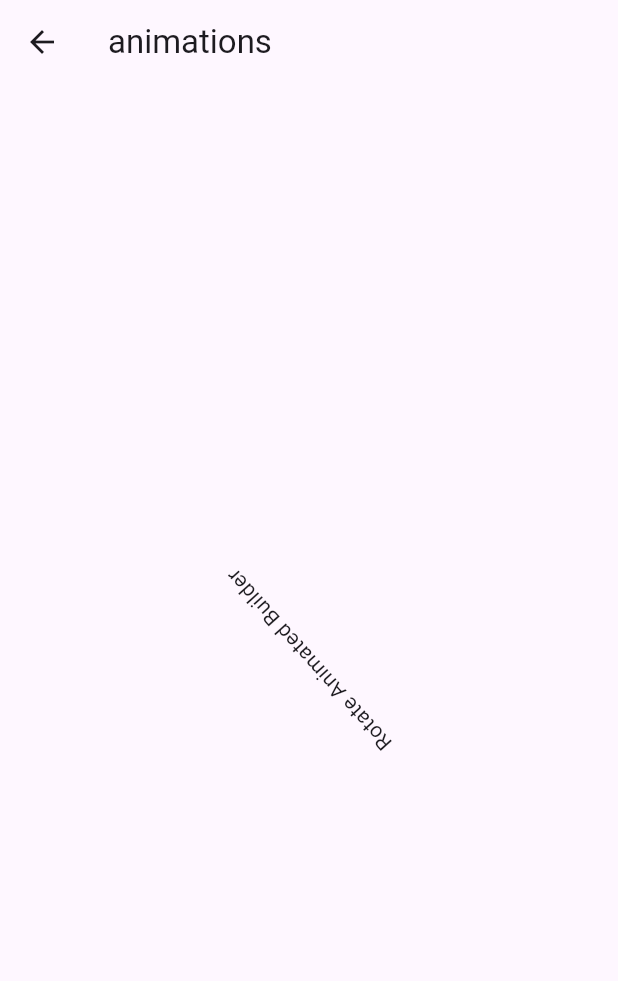
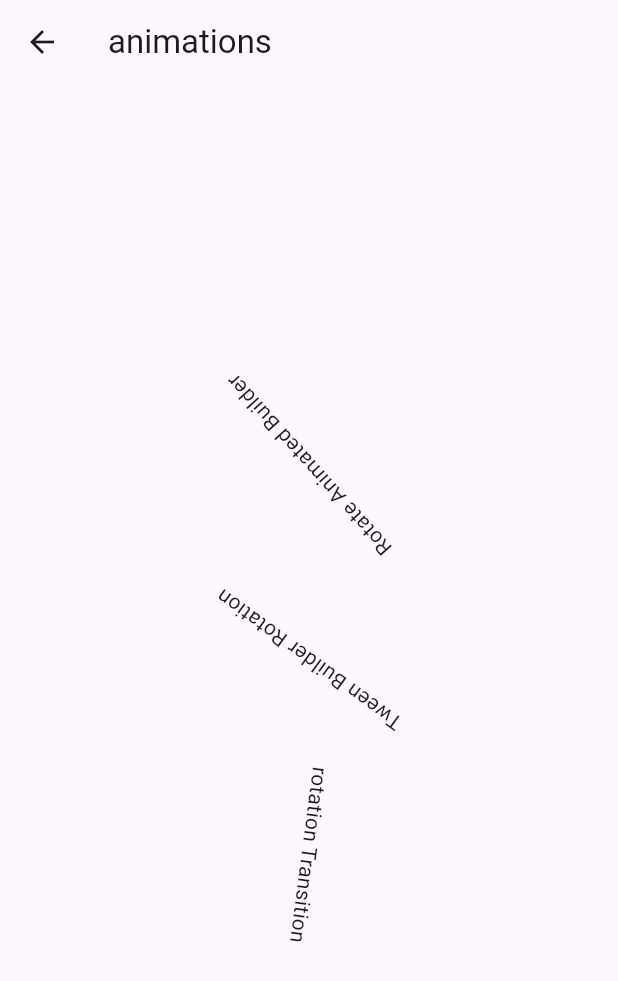
Before and after one commit to tmaurer-nait/dmit-2504-workbook, a Flutter app: the AnimationsPage screen opened directly, on a phone screen of 412 x 824 dp. Shown: the top 981 px of the screen. Run offline on Flutter 3.47's test engine with Material 3 defaults, Android fonts, the light colour scheme and no system bars; our stand-ins replace shared_preferences; accounts and stored records are empty.

Commit message:
week 9 day 1 pt 2

```diff
--- a/Week9/animations/lib/pages/animations_page.dart
+++ b/Week9/animations/lib/pages/animations_page.dart
@@ -1,5 +1,6 @@
 import 'package:flutter/material.dart';
 import 'dart:math' as math;
+import 'dart:async';
 
 class AnimationsPage extends StatefulWidget {
   const AnimationsPage({super.key});
@@ -13,6 +14,10 @@ class _AnimationsPageState extends State<AnimationsPage>
   // required for AnimatedBuilder
   late final AnimationController _controller;
 
+  // Required for TweenAnimationBuilder
+  int _tweenValue = 0;
+  late Timer _tweenTimer;
+
   @override
   void initState() {
     super.initState();
@@ -22,6 +27,16 @@ class _AnimationsPageState extends State<AnimationsPage>
       vsync: this,
       duration: const Duration(seconds: 3),
     )..repeat();
+
+    // Start the tween animation
+    _tweenTimer = Timer.periodic(
+      const Duration(milliseconds: 30),
+      (timer) {
+        setState(() {
+          _tweenValue = _tweenValue == 1000 ? 1 : _tweenValue + 1;
+        });
+      },
+    );
   }
 
   @override
@@ -29,6 +44,7 @@ class _AnimationsPageState extends State<AnimationsPage>
     super.dispose();
     // clean up memory leaks
     _controller.dispose();
+    _tweenTimer.cancel();
   }
 
   @override
@@ -49,7 +65,26 @@ class _AnimationsPageState extends State<AnimationsPage>
                     angle: _controller.value * 2 * (math.pi),
                     child: child,
                   );
-                })
+                }),
+            const SizedBox(height: 110),
+            TweenAnimationBuilder(
+                tween: IntTween(begin: 0, end: _tweenValue),
+                duration: const Duration(milliseconds: 30),
+                builder: (context, value, widget) {
+                  return Transform.rotate(
+                    angle: value / 100 * (2 * math.pi),
+                    child: const Text("Tween Builder Rotation"),
+                  );
+                }),
+            const SizedBox(height: 110),
+            RotationTransition(
+              // turns: _controller,
+              turns: CurvedAnimation(
+                parent: _controller,
+                curve: Curves.easeInCubic,
+              ),
+              child: const Text("rotation Transition"),
+            )
           ],
         ),
       ),
```
